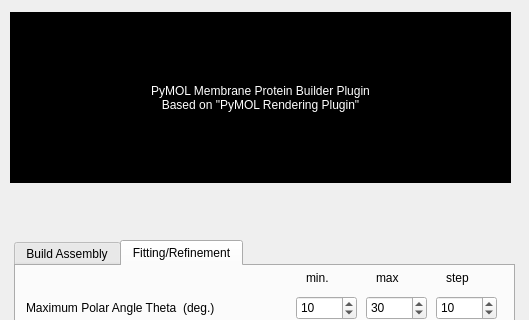
Before: the Qt Designer form widgetMPbuilder.ui in emblsaxs/MPBuilder, drawn with Qt 5; both pictures show x 0 to 529 and y 0 to 320 of the 529 by 757 pixel window.
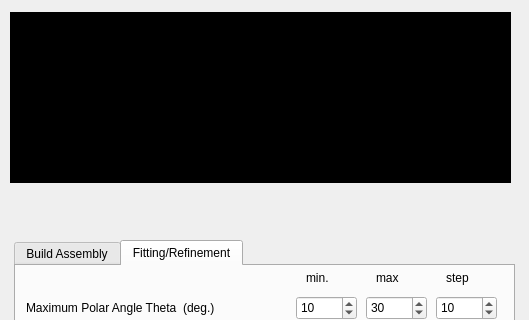
After: the same form once the commit is applied.

```diff
--- a/widgetMPbuilder.ui
+++ b/widgetMPbuilder.ui
@@ -38,8 +38,7 @@
     <string notr="true">background-color: #000;color:white; padding: 20px</string>
    </property>
    <property name="text">
-    <string notr="true">PyMOL Membrane Protein Builder Plugin
-Based on &quot;PyMOL Rendering Plugin&quot;</string>
+    <string notr="true"/>
    </property>
    <property name="textFormat">
     <enum>Qt::PlainText</enum>
```
Left out of the diff: 4 changed lines with no effect on the pictures.
